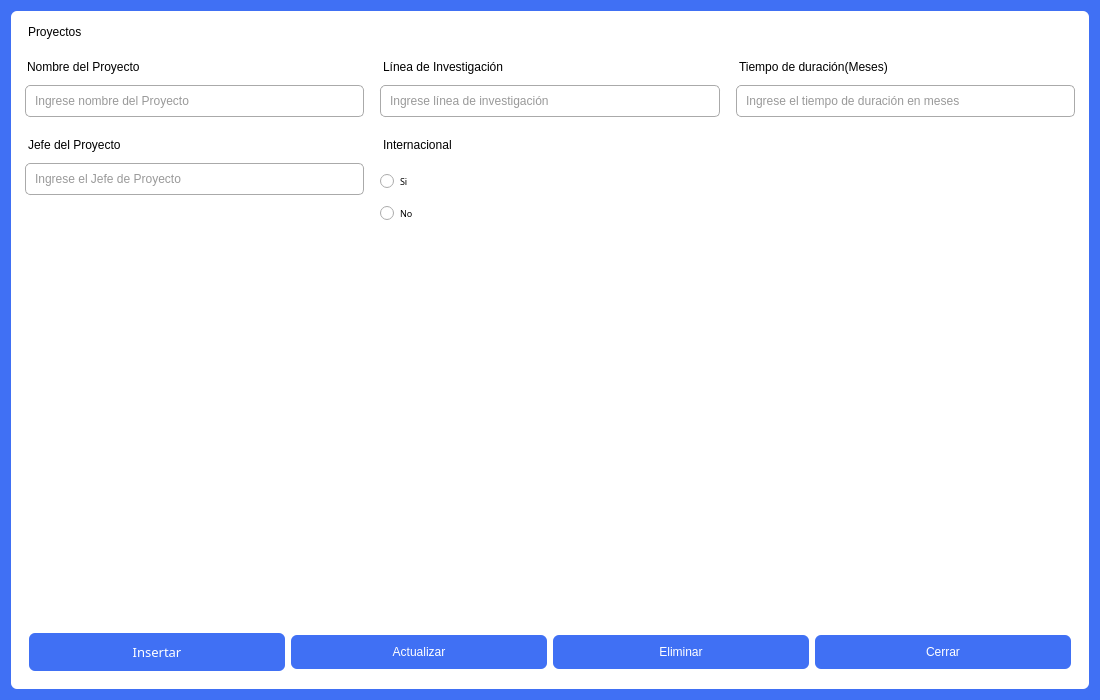
The window that vista/ui/gest_proyectos.ui (AlexCoder0309/Proyecto-Final) describes before a commit, drawn with Qt 5.
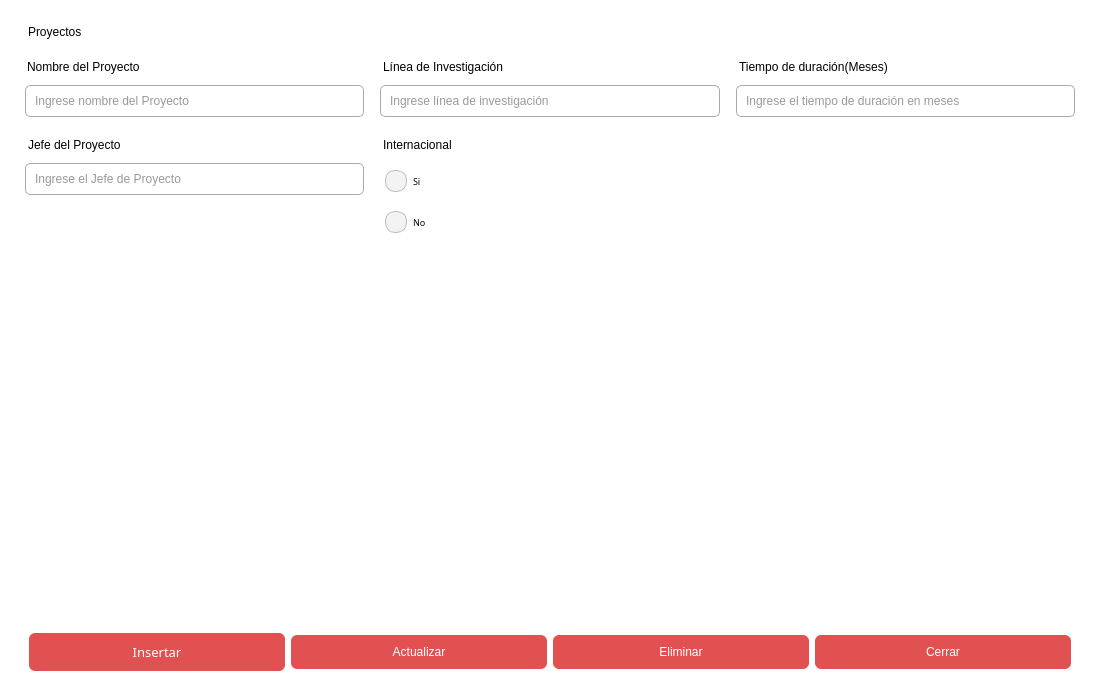
The same window after the commit. Icons and pictures are not drawn.

Commit message: Subiendo Proyecto Version Final

The edit to the form file:
```diff
--- a/vista/ui/gest_proyectos.ui
+++ b/vista/ui/gest_proyectos.ui
@@ -20,7 +20,7 @@
    <string>Dialog</string>
   </property>
   <property name="styleSheet">
-   <string notr="true">  background-color: #4070f4;</string>
+   <string notr="true">background-color:white;</string>
   </property>
   <layout class="QGridLayout" name="gridLayout_2">
    <item row="0" column="0">
@@ -68,7 +68,7 @@
   padding: 10px;
   border-radius: 6px;
   line-height: 18px;
-  background-color: #4070f4;
+background-color:rgb(225, 81, 81);
   color:white;
 font: 10pt &quot;Bahnschrift Light SemiCondensed&quot;;}
 
@@ -88,7 +88,7 @@
   padding: 10px;
   border-radius: 6px;
   line-height: 18px;
-  background-color: #4070f4;
+background-color:rgb(225, 81, 81);
   color:white;
 font: 10pt &quot;Bahnschrift Light SemiCondensed&quot;;}
 
@@ -108,7 +108,7 @@
   padding: 10px;
   border-radius: 6px;
   line-height: 18px;
-  background-color: #4070f4;
+background-color:rgb(225, 81, 81);
   color:white;
 font: 10pt &quot;Bahnschrift Light SemiCondensed&quot;;}
 
@@ -128,7 +128,7 @@
   padding: 10px;
   border-radius: 6px;
   line-height: 18px;
-  background-color: #4070f4;
+background-color:rgb(225, 81, 81);
   color:white;
 font: 10pt &quot;Bahnschrift Light SemiCondensed&quot;;}
 
@@ -229,9 +229,31 @@
          </font>
         </property>
         <property name="styleSheet">
-         <string notr="true">font: 7pt &quot;Bahnschrift Light SemiCondensed&quot;;
+         <string notr="true">QRadioButton{font: 7pt &quot;Bahnschrift Light SemiCondensed&quot;;
 margin: 0 5px 0 5px;
 
+
+padding:5px;
+    border-radius:          10px;
+}
+
+QRadioButton::indicator {
+    width:                  10px;
+    height:                 10px;
+    border-radius:          10px;
+padding:5px;
+}
+
+QRadioButton::indicator:checked {
+    background-color:      rgb(225, 81, 81);
+
+}
+
+QRadioButton::indicator:unchecked {
+    background-color:       #f3f3f3;
+border-radius: 10px;
+    border:                 1px solid #bbbbbb;
+}
 </string>
         </property>
         <property name="text">
@@ -251,10 +273,32 @@
          </font>
         </property>
         <property name="styleSheet">
-         <string notr="true">font: 7pt &quot;Bahnschrift Light SemiCondensed&quot;;
+         <string notr="true">QRadioButton{font: 7pt &quot;Bahnschrift Light SemiCondensed&quot;;
 margin: 0 5px 0 5px;
 
-</string>
+
+
+padding:5px;
+    border-radius:          10px;
+}
+
+QRadioButton::indicator {
+    width:                  10px;
+    height:                 10px;
+    border-radius:          10px;
+padding:5px;
+}
+
+QRadioButton::indicator:checked {
+    background-color:      rgb(225, 81, 81);
+
+}
+
+QRadioButton::indicator:unchecked {
+    background-color:       #f3f3f3;
+border-radius: 10px;
+    border:                 1px solid #bbbbbb;
+}</string>
         </property>
         <property name="text">
          <string>Si</string>
```
Left out of the diff: 22 changed lines with no effect on the pictures. The commit also changes 64 other files.
